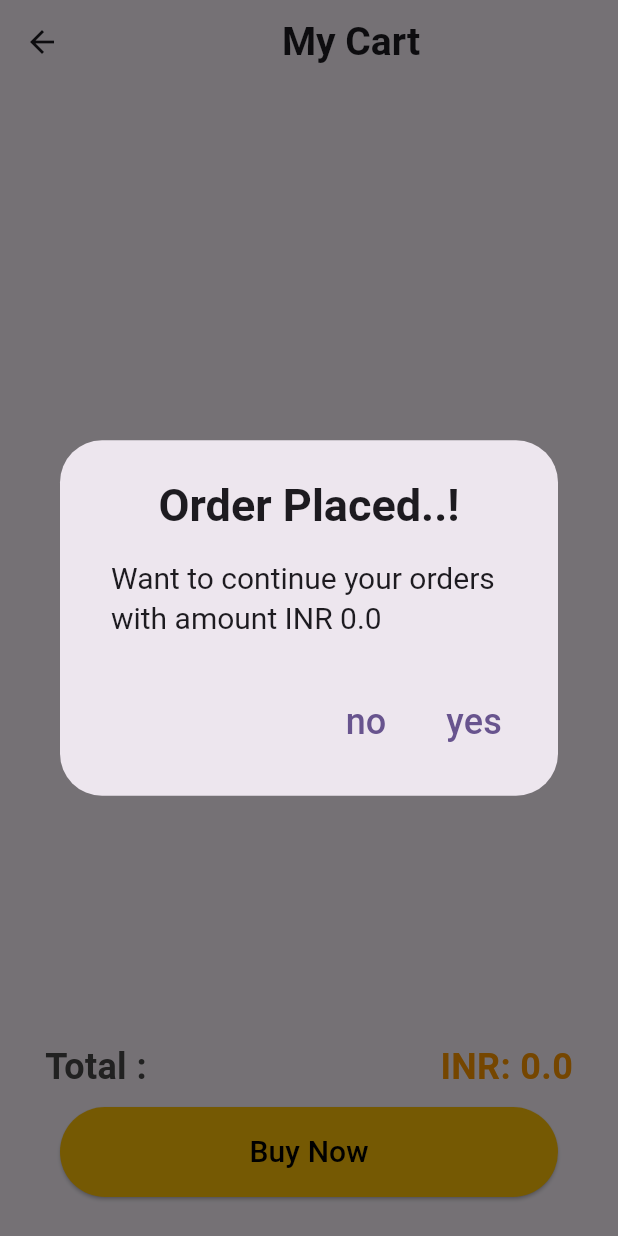
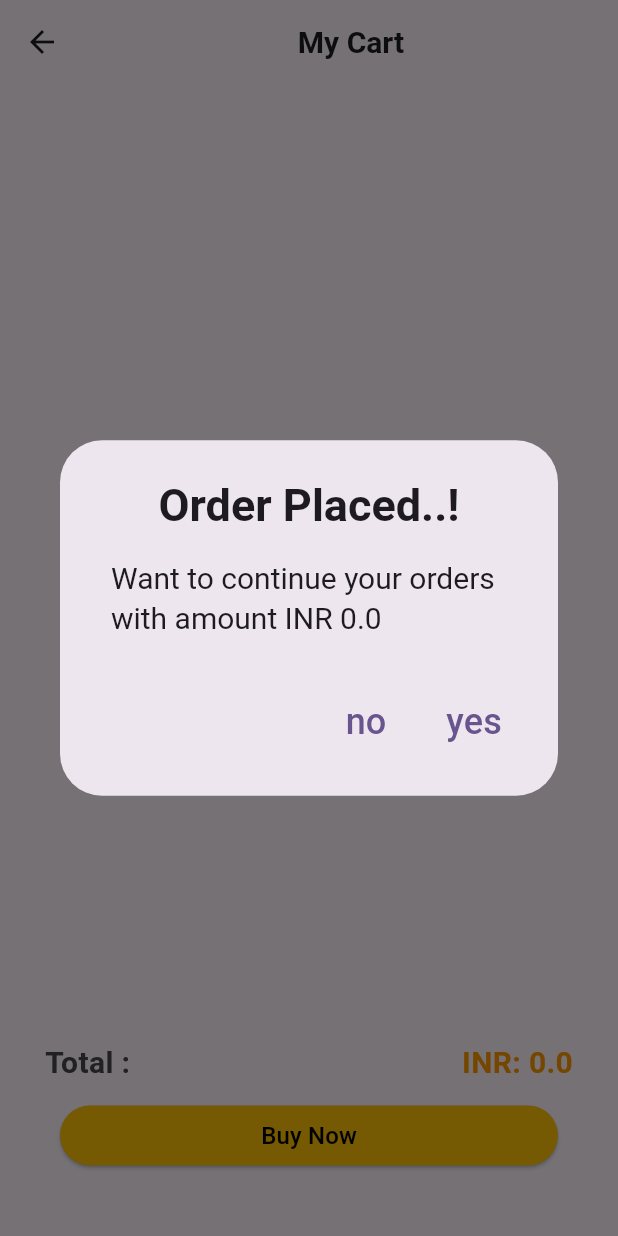
Before and after one commit to Rahulbitcot/ECommerceApp, a Flutter app: the Cart screen opened directly, after a tap on "Buy Now", on a phone screen of 412 x 824 dp. Run offline on Flutter 3.47's test engine with Material 3 defaults, Android fonts, the phone set to English and light mode, and no system bars; our stand-ins replace cloud_firestore, firebase_auth, firebase_core, flutter_credit_card, image_picker, shared_preferences and 1 more; accounts and stored records are empty; network calls fail.

Commit message:
Cart Screen UI FIXED

```diff
--- a/e_commerce_app/lib/screen.dart/cart.dart
+++ b/e_commerce_app/lib/screen.dart/cart.dart
@@ -16,7 +16,7 @@ class _CartState extends State<Cart> {
         title: const Center(
           child: Text(
             "My Cart",
-            style: TextStyle(fontSize: 26, fontWeight: FontWeight.bold),
+            style: TextStyle(fontSize: 20, fontWeight: FontWeight.bold),
           ),
         ),
       ),
--- a/e_commerce_app/lib/screen.dart/home.dart
+++ b/e_commerce_app/lib/screen.dart/home.dart
@@ -116,7 +116,6 @@ class _HomeState extends State<Home> {
       body: itemWidget(),
     );
   }
-
 
   Widget logoutWidget() {
     return IconButton(
--- a/e_commerce_app/lib/widget/cart_widget.dart
+++ b/e_commerce_app/lib/widget/cart_widget.dart
@@ -1,4 +1,5 @@
 import 'dart:convert';
+
 import 'package:e_commerce_app/models/cart.dart';
 import 'package:e_commerce_app/screen.dart/order_screen.dart';
 import 'package:flutter/material.dart';
@@ -84,7 +85,7 @@ class _CartWidgetState extends State<CartWidget> {
                       "Total :",
                       style: TextStyle(
                         color: Color.fromARGB(255, 72, 71, 71),
-                        fontSize: 24,
+                        fontSize: 20,
                         fontWeight: FontWeight.bold,
                       ),
                     ),
@@ -92,7 +93,7 @@ class _CartWidgetState extends State<CartWidget> {
                       "INR: ${_calculateTotal()}",
                       style: const TextStyle(
                         color: Colors.orange,
-                        fontSize: 24,
+                        fontSize: 20,
                         fontWeight: FontWeight.bold,
                       ),
                     ),
@@ -100,71 +101,7 @@ class _CartWidgetState extends State<CartWidget> {
                 ),
                 Padding(
                   padding: const EdgeInsets.all(10),
-                  child: ElevatedButton(
-                    style: const ButtonStyle(
-                      backgroundColor: MaterialStatePropertyAll(Colors.amber),
-                      fixedSize:
-                          MaterialStatePropertyAll(Size(double.maxFinite, 60)),
-                    ),
-                    onPressed: () {
-                      showDialog(
-                          context: context,
-                          builder: (context) => AlertDialog(
-                                title: Column(
-                                  children: [
-                                    const Text(
-                                      "Order Placed..!",
-                                      style: TextStyle(
-                                          fontSize: 30,
-                                          fontWeight: FontWeight.bold),
-                                    ),
-                                    const SizedBox(
-                                      height: 5,
-                                    ),
-                                    Padding(
-                                      padding: const EdgeInsets.all(10.0),
-                                      child: Text(
-                                        "Want to continue your orders with amount INR ${_calculateTotal()}",
-                                        style: const TextStyle(
-                                          fontSize: 20,
-                                        ),
-                                      ),
-                                    ),
-                                  ],
-                                ),
-                                actions: [
-                                  TextButton(
-                                      onPressed: () {
-                                        Navigator.of(context).pop();
-                                      },
-                                      child: const Text(
-                                        "no",
-                                        style: const TextStyle(
-                                          fontSize: 24,
-                                        ),
-                                      )),
-                                  TextButton(
-                                      onPressed: () {
-                                        Navigator.pushReplacement(
-                                            context,
-                                            MaterialPageRoute(
-                                                builder: (context) =>
-                                                    const OrderScreen()));
-                                      },
-                                      child: const Text(
-                                        "yes",
-                                        style: TextStyle(
-                                          fontSize: 24,
-                                        ),
-                                      )),
-                                ],
-                              ));
-                    },
-                    child: const Text(
-                      "Buy Now",
-                      style: TextStyle(color: Colors.black, fontSize: 20),
-                    ),
-                  ),
+                  child: buyNowButtonWidget(),
                 ),
               ],
             ),
@@ -189,8 +126,8 @@ class _CartWidgetState extends State<CartWidget> {
             margin: const EdgeInsets.all(10),
             padding: const EdgeInsets.all(10),
             child: SizedBox(
-              width: 80,
-              height: 80,
+              width: 50,
+              height: 50,
               child: Image.network(imgUrl),
             ),
           ),
@@ -203,7 +140,7 @@ class _CartWidgetState extends State<CartWidget> {
                   style: const TextStyle(
                     color: Colors.black,
                     fontWeight: FontWeight.bold,
-                    fontSize: 20,
+                    fontSize: 16,
                   ),
                   maxLines: 2,
                   overflow: TextOverflow.ellipsis,
@@ -243,4 +180,69 @@ class _CartWidgetState extends State<CartWidget> {
       ),
     );
   }
+
+  Widget buyNowButtonWidget() {
+    return ElevatedButton(
+      style: const ButtonStyle(
+        backgroundColor: MaterialStatePropertyAll(Colors.amber),
+        fixedSize: MaterialStatePropertyAll(Size(double.maxFinite, 30)),
+      ),
+      onPressed: () {
+        showDialog(
+            context: context,
+            builder: (context) => AlertDialog(
+                  title: Column(
+                    children: [
+                      const Text(
+                        "Order Placed..!",
+                        style: TextStyle(
+                            fontSize: 30, fontWeight: FontWeight.bold),
+                      ),
+                      const SizedBox(
+                        height: 5,
+                      ),
+                      Padding(
+                        padding: const EdgeInsets.all(10.0),
+                        child: Text(
+                          "Want to continue your orders with amount INR ${_calculateTotal()}",
+                          style: const TextStyle(
+                            fontSize: 20,
+                          ),
+                        ),
+                      ),
+                    ],
+                  ),
+                  actions: [
+                    TextButton(
+                        onPressed: () {
+                          Navigator.of(context).pop();
+                        },
+                        child: const Text(
+                          "no",
+                          style: const TextStyle(
+                            fontSize: 24,
+                          ),
+                        )),
+                    TextButton(
+                        onPressed: () {
+                          Navigator.pushReplacement(
+                              context,
+                              MaterialPageRoute(
+                                  builder: (context) => const OrderScreen()));
+                        },
+                        child: const Text(
+                          "yes",
+                          style: TextStyle(
+                            fontSize: 24,
+                          ),
+                        )),
+                  ],
+                ));
+      },
+      child: const Text(
+        "Buy Now",
+        style: TextStyle(color: Colors.black, fontSize: 16),
+      ),
+    );
+  }
 }
```
Also changed, not shown: e_commerce_app/lib/screen.dart/descriptionScreen.dart (+26 -20 lines).
